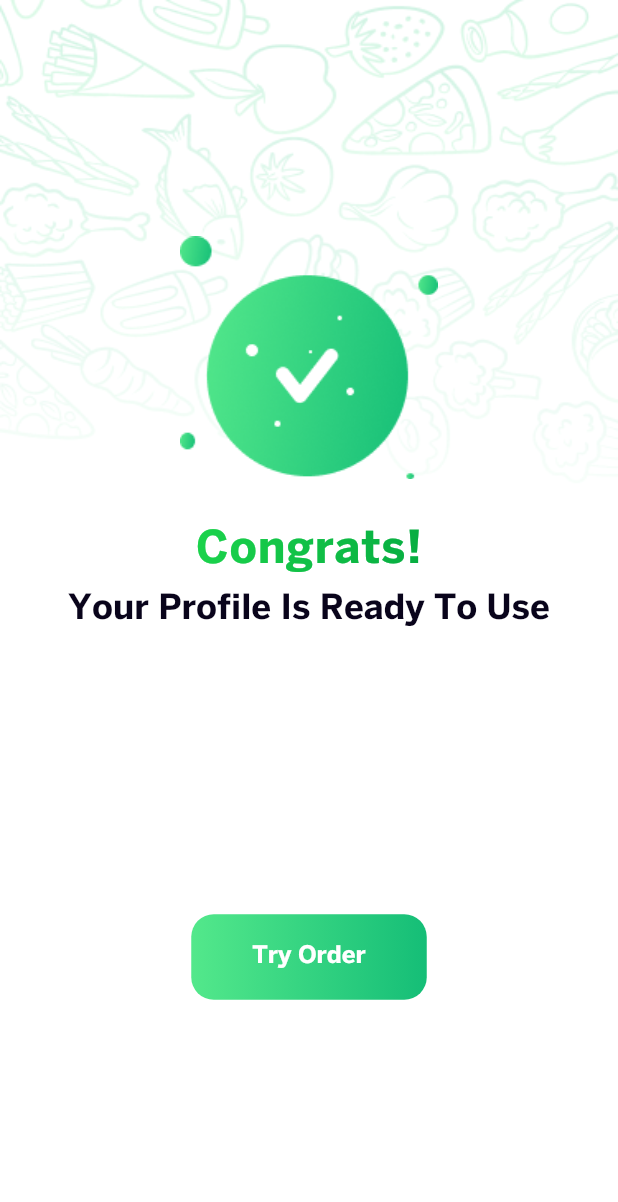
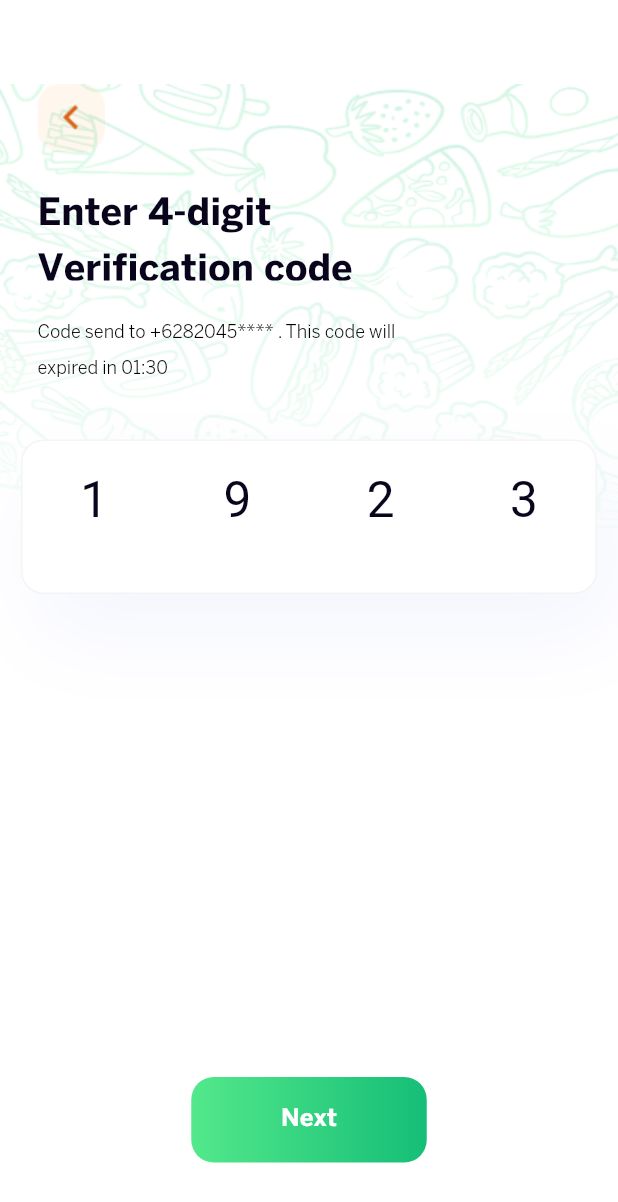
Before and after one commit to KingNarmar/food_delivery, a Flutter app: the SingUpSuccessScreen screen opened by its route, after a tap on "Try Order", on a phone screen of 412 x 824 dp. Shown: the top 1202 px of the screen. Run offline on Flutter 3.47's test engine with Material 2 defaults, Android fonts, the phone set to English and light mode, and no system bars; Roboto replaces fonts that are missing (BentonSans Medium).

Commit message:
verification code screen done

```diff
--- a/lib/root/app_root.dart
+++ b/lib/root/app_root.dart
@@ -8,6 +8,7 @@ import 'package:food_delivery/screens/sign_up_screen/sign_up_screen.dart';
 import 'package:food_delivery/screens/singup_success/singup_success_screen.dart';
 import 'package:food_delivery/screens/upload_photo_screen/upload_photo_screen.dart';
 import 'package:food_delivery/screens/upload_preview_screen/upload_preview_screen.dart';
+import 'package:food_delivery/screens/verification_code_screen/verification_code_screen.dart';
 
 import '../screens/onBoarding2/on_boarding2.dart';
 import '../screens/splash_screen/splash_screen.dart';
@@ -30,9 +31,10 @@ class MyApp extends StatelessWidget {
         "uploadPhoto": (context) => const UploadPhotoScreen(),
         "uploadPreview": (context) => const UploadPreviewScreen(),
         "setLocation": (context) => const SetLocationScreen(),
-        "singUpSuccess": (context) => const SingUpSuccessScreen()
+        "singUpSuccess": (context) => const SingUpSuccessScreen(),
+        "verificationCode": (context) => const VerificationCodeScreen()
       },
-      initialRoute: "setLocation",
+      initialRoute: "verificationCode",
     );
   }
 }
--- a/lib/screens/singup_success/singup_success_screen.dart
+++ b/lib/screens/singup_success/singup_success_screen.dart
@@ -50,7 +50,12 @@ class SingUpSuccessScreen extends StatelessWidget {
                   const SizedBox(
                     height: 192,
                   ),
-                  CustomButton(text: "Try Order", onTap: () {})
+                  CustomButton(
+                      text: "Try Order",
+                      onTap: () {
+                        Navigator.pushReplacementNamed(
+                            context, "verificationCode");
+                      })
                 ],
               ),
             ),
--- /dev/null
+++ b/lib/screens/verification_code_screen/verification_code_screen.dart
@@ -0,0 +1,145 @@
+import 'package:flutter/material.dart';
+import 'package:food_delivery/componants/app_bar_backword_icon.dart';
+import 'package:food_delivery/componants/custom_button.dart';
+import 'package:food_delivery/componants/custom_container.dart';
+import 'package:food_delivery/utl/assets.dart';
+
+class VerificationCodeScreen extends StatelessWidget {
+  const VerificationCodeScreen({super.key});
+
+  @override
+  Widget build(BuildContext context) {
+    return SafeArea(
+      child: Scaffold(
+        backgroundColor: Colors.white,
+        appBar: AppBar(
+          automaticallyImplyLeading: false,
+          backgroundColor: Colors.transparent,
+          elevation: 0,
+        ),
+        body: Stack(
+          children: [
+            Image.asset(
+              Assets.patternPic,
+              fit: BoxFit.fill,
+              height: double.infinity,
+              width: double.infinity,
+            ),
+            Padding(
+              padding: const EdgeInsets.symmetric(horizontal: 14),
+              child: Column(
+                crossAxisAlignment: CrossAxisAlignment.start,
+                children: [
+                  const AppBarBackWordIcon(
+                    padding: EdgeInsets.symmetric(
+                      horizontal: 11,
+                    ),
+                  ),
+                  const SizedBox(
+                    height: 20,
+                  ),
+                  const Padding(
+                    padding: EdgeInsets.symmetric(horizontal: 11),
+                    child: SizedBox(
+                      width: 300,
+                      height: 66,
+                      child: Text(
+                        'Enter 4-digit\nVerification code',
+                        maxLines: 2,
+                        style: TextStyle(
+                          color: Color(0xFF09041B),
+                          fontSize: 25,
+                          fontFamily: 'BentonSans Bold',
+                          fontWeight: FontWeight.w400,
+                          height: 1.5,
+                        ),
+                      ),
+                    ),
+                  ),
+                  const SizedBox(
+                    height: 20,
+                  ),
+                  const Padding(
+                    padding: EdgeInsets.symmetric(horizontal: 11),
+                    child: SizedBox(
+                      width: 239,
+                      child: Text(
+                        'Code send to +6282045**** . This code will expired in 01:30',
+                        style: TextStyle(
+                          color: Colors.black,
+                          fontSize: 12,
+                          fontFamily: 'BentonSans Book',
+                          fontWeight: FontWeight.w400,
+                          height: 2,
+                        ),
+                      ),
+                    ),
+                  ),
+                  const SizedBox(
+                    height: 38,
+                  ),
+                  const CustomContainer(
+                    height: 103,
+                    child: Row(
+                      mainAxisAlignment: MainAxisAlignment.spaceAround,
+                      children: [
+                        Text(
+                          '1',
+                          textAlign: TextAlign.center,
+                          style: TextStyle(
+                            color: Color(0xFF09051C),
+                            fontSize: 33,
+                            fontFamily: 'BentonSans Medium',
+                            fontWeight: FontWeight.w400,
+                            height: 0.05,
+                          ),
+                        ),
+                        Text(
+                          '9',
+                          textAlign: TextAlign.center,
+                          style: TextStyle(
+                            color: Color(0xFF09051C),
+                            fontSize: 33,
+                            fontFamily: 'BentonSans Medium',
+                            fontWeight: FontWeight.w400,
+                            height: 0.05,
+                          ),
+                        ),
+                        Text(
+                          '2',
+                          textAlign: TextAlign.center,
+                          style: TextStyle(
+                            color: Color(0xFF09051C),
+                            fontSize: 33,
+                            fontFamily: 'BentonSans Medium',
+                            fontWeight: FontWeight.w400,
+                            height: 0.05,
+                          ),
+                        ),
+                        Text(
+                          '3',
+                          textAlign: TextAlign.center,
+                          style: TextStyle(
+                            color: Color(0xFF09051C),
+                            fontSize: 33,
+                            fontFamily: 'BentonSans Medium',
+                            fontWeight: FontWeight.w400,
+                            height: 0.05,
+                          ),
+                        ),
+                      ],
+                    ),
+                  ),
+                  const SizedBox(
+                    height: 322,
+                  ),
+                  Center(child: CustomButton(text: "Next", onTap: () {}))
+                ],
+              ),
+            )
+          ],
+        ),
+      ),
+    );
+  }
+}
```
